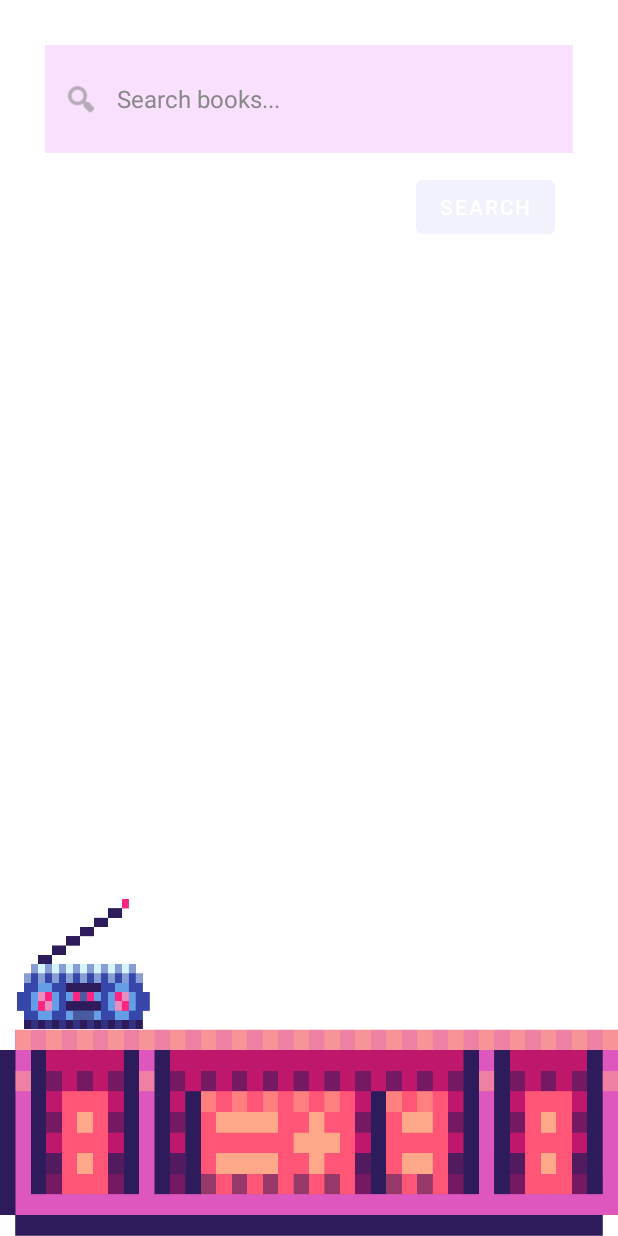
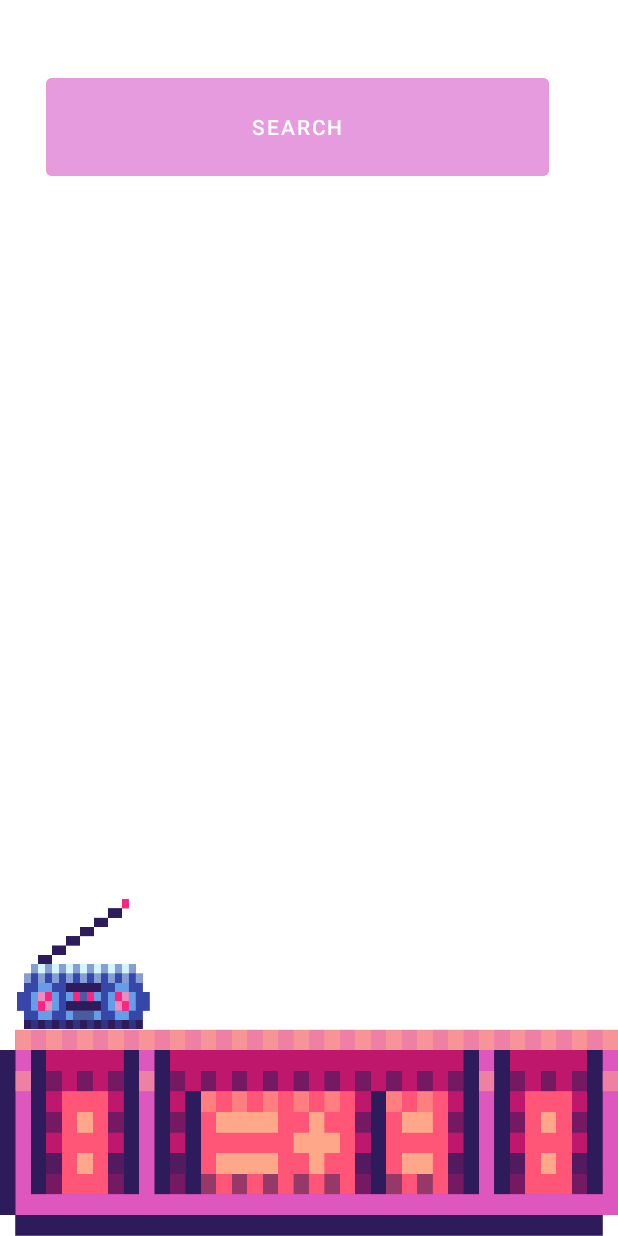
Before and after one commit to hkubra00/book-recommendation-app, an Android app: the SearchActivity screen opened directly, with no data from a screen before it, on a phone screen of 412 x 824 dp. Run offline under Robolectric (Android 15) with nearby library versions, the phone set to English and light mode, and no system bars; 1 statement that could not run was skipped.

Commit message:
fix search button

```diff
--- a/app/src/main/res/layout/activity_main.xml
+++ b/app/src/main/res/layout/activity_main.xml
@@ -1,24 +1,23 @@
 <?xml version="1.0" encoding="utf-8"?>
-<LinearLayout
-    xmlns:android="http://schemas.android.com/apk/res/android"
+<LinearLayout xmlns:android="http://schemas.android.com/apk/res/android"
     xmlns:app="http://schemas.android.com/apk/res-auto"
+    xmlns:card_view="http://schemas.android.com/apk/res-auto"
     xmlns:tools="http://schemas.android.com/tools"
-    xmlns:card_view="http://schemas.android.com/apk/res-auto"
     android:id="@+id/main"
     android:layout_width="match_parent"
     android:layout_height="match_parent"
+    android:background="@drawable/screenlogin"
+    android:gravity="center"
     android:orientation="vertical"
-    android:gravity="center"
-    android:background="@drawable/screenlogin"
     tools:context=".MainActivity">
 
     <androidx.cardview.widget.CardView
         android:layout_width="match_parent"
         android:layout_height="wrap_content"
         android:layout_margin="30dp"
+        android:background="@drawable/custom_edittext"
         app:cardCornerRadius="30dp"
-        app:cardElevation="20dp"
-        android:background="@drawable/custom_edittext">
+        app:cardElevation="20dp">
 
         <LinearLayout
             android:layout_width="match_parent"
@@ -78,14 +77,14 @@
     </androidx.cardview.widget.CardView>
 
     <TextView
+        android:id="@+id/signupText"
         android:layout_width="wrap_content"
         android:layout_height="wrap_content"
+        android:layout_marginBottom="20dp"
         android:padding="8dp"
         android:text="Not yet registered? SignUp Now"
-        android:textSize="14sp"
         android:textAlignment="center"
-        android:id="@+id/signupText"
         android:textColor="@color/black"
-        android:layout_marginBottom="20dp"/>
+        android:textSize="14sp" />
 
 </LinearLayout>
--- a/app/src/main/res/layout/activity_search.xml
+++ b/app/src/main/res/layout/activity_search.xml
@@ -2,6 +2,7 @@
 <androidx.constraintlayout.widget.ConstraintLayout
     xmlns:android="http://schemas.android.com/apk/res/android"
     xmlns:app="http://schemas.android.com/apk/res-auto"
+    xmlns:tools="http://schemas.android.com/tools"
     android:layout_width="match_parent"
     android:layout_height="match_parent"
     android:padding="30dp"
@@ -10,66 +11,38 @@
     <!-- Search Bar Card -->
     <androidx.cardview.widget.CardView
         android:id="@+id/searchCard"
-        android:layout_width="0dp"
+        android:layout_width="match_parent"
         android:layout_height="wrap_content"
         app:cardCornerRadius="12dp"
         app:cardElevation="6dp"
         app:layout_constraintTop_toTopOf="parent"
         app:layout_constraintStart_toStartOf="parent"
-        app:layout_constraintEnd_toEndOf="parent">
+        app:layout_constraintEnd_toEndOf="parent"/>
 
-        <LinearLayout
-            android:layout_width="match_parent"
-            android:layout_height="wrap_content"
-            android:orientation="horizontal"
-            android:padding="12dp"
-            android:gravity="center_vertical"
-            android:background="#77F3BFFB">
-
-            <ImageView
-                android:layout_width="24dp"
-                android:layout_height="24dp"
-                android:src="@android:drawable/ic_menu_search"
-                app:tint="#888888" />
-
-            <EditText
-                android:id="@+id/searchEditText"
-                android:layout_width="0dp"
-                android:layout_height="48dp"
-                android:layout_marginStart="12dp"
-                android:hint="Search books..."
-                android:background="@android:color/transparent"
-                android:textSize="16sp"
-                android:textColor="#000000"
-                android:textColorHint="#888888"
-                android:inputType="text"
-                android:imeOptions="actionSearch"
-                android:singleLine="true"
-                android:layout_weight="1"/>
-        </LinearLayout>
-    </androidx.cardview.widget.CardView>
-
+    <!-- Search Results List -->
     <Button
         android:id="@+id/searchButton"
-        android:layout_width="wrap_content"
-        android:layout_height="wrap_content"
+        android:layout_width="335dp"
+        android:layout_height="77dp"
+        android:layout_marginTop="16dp"
+        android:layout_marginEnd="16dp"
         android:text="Search"
-        app:layout_constraintTop_toBottomOf="@id/searchCard"
+        android:backgroundTint="@color/lightpink"
         app:layout_constraintEnd_toEndOf="parent"
-        android:layout_marginTop="12dp"
-        android:layout_marginEnd="12dp"/>
+        app:layout_constraintTop_toBottomOf="@id/searchCard" />
 
-    <!-- Search Results List -->
     <androidx.recyclerview.widget.RecyclerView
         android:id="@+id/searchResultsRecycler"
         android:layout_width="0dp"
         android:layout_height="0dp"
         android:layout_marginTop="16dp"
+        android:contentDescription="List of search results"
+        app:layout_constraintBottom_toBottomOf="parent"
+        app:layout_constraintEnd_toEndOf="parent"
+        app:layout_constraintHorizontal_bias="1.0"
+        app:layout_constraintStart_toStartOf="parent"
         app:layout_constraintTop_toBottomOf="@id/searchCard"
-        app:layout_constraintStart_toStartOf="parent"
-        app:layout_constraintEnd_toEndOf="parent"
-        app:layout_constraintBottom_toBottomOf="parent"
-        android:contentDescription="List of search results" />
+        app:layout_constraintVertical_bias="0.0" />
 
 
 </androidx.constraintlayout.widget.ConstraintLayout>
```
